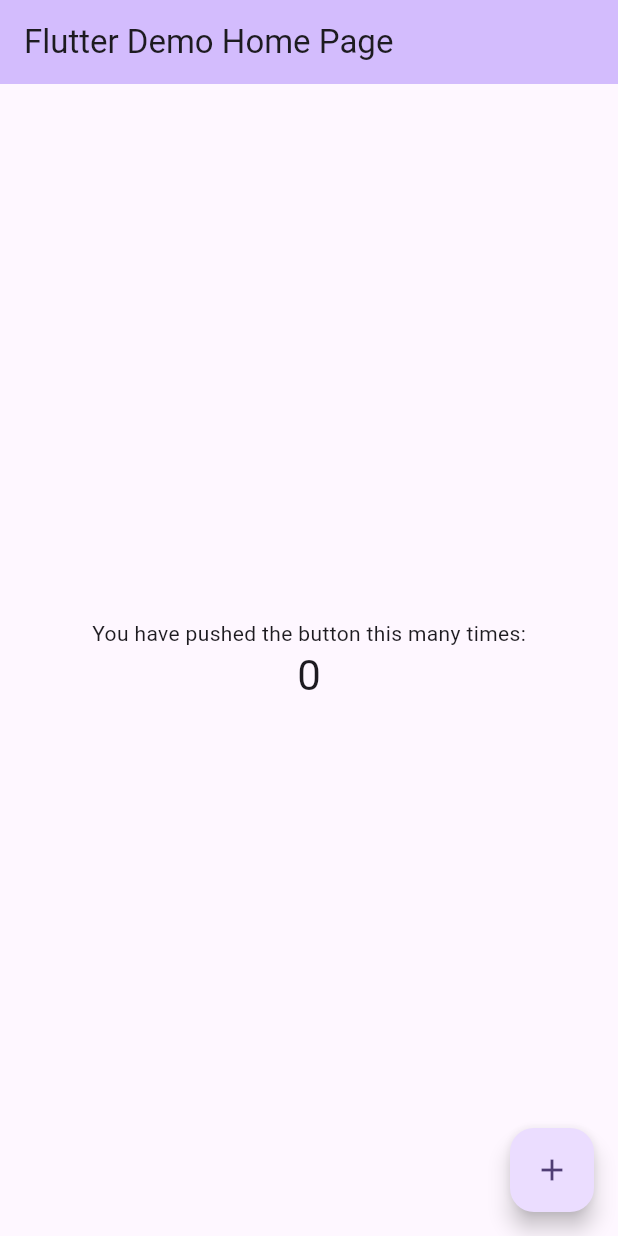
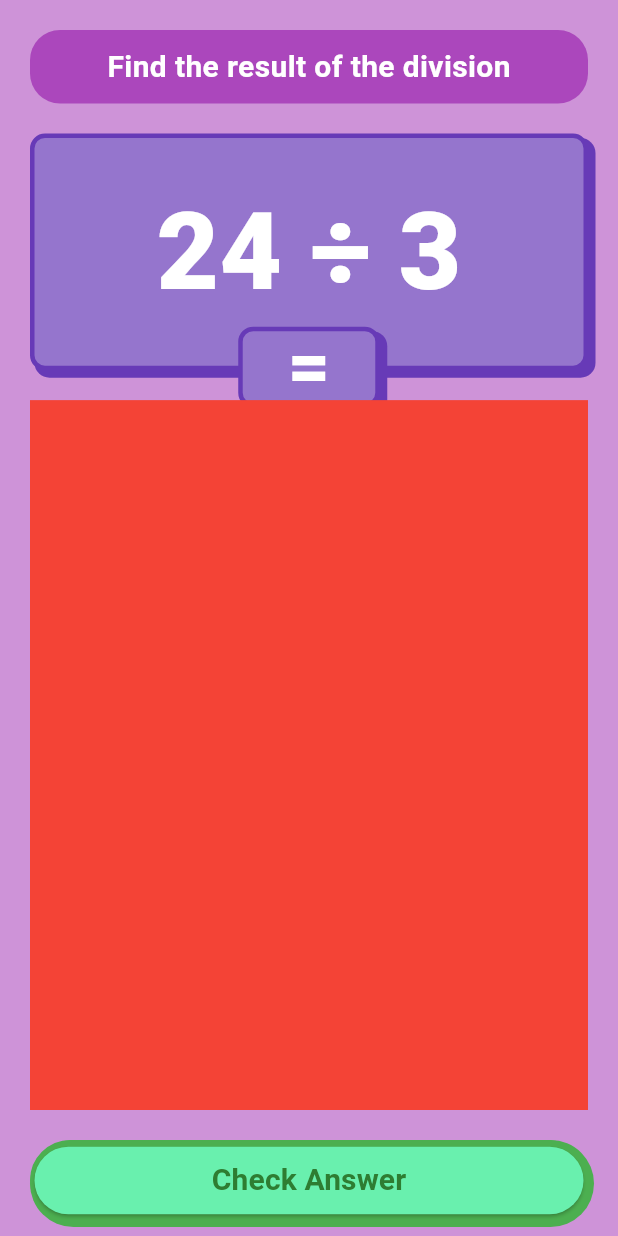
Before and after one commit to Ridhowalid01/duaempatperlapan, a Flutter app: the screen it shows after launch, on a phone screen of 412 x 824 dp. Run offline on Flutter 3.47's test engine with Material 3 defaults, Android fonts, the phone set to English and light mode, and no system bars.

Commit message:
add home screen and some widgets exclude drag and drop area

```diff
--- a/lib/main.dart
+++ b/lib/main.dart
@@ -1,122 +1,20 @@
+import 'package:duaempatperlapan/ui/pages/home_screen.dart';
 import 'package:flutter/material.dart';
 
-void main() {
+void main () {
   runApp(const MyApp());
 }
 
 class MyApp extends StatelessWidget {
   const MyApp({super.key});
 
-  // This widget is the root of your application.
   @override
   Widget build(BuildContext context) {
     return MaterialApp(
-      title: 'Flutter Demo',
-      theme: ThemeData(
-        // This is the theme of your application.
-        //
-        // TRY THIS: Try running your application with "flutter run". You'll see
-        // the application has a purple toolbar. Then, without quitting the app,
-        // try changing the seedColor in the colorScheme below to Colors.green
-        // and then invoke "hot reload" (save your changes or press the "hot
-        // reload" button in a Flutter-supported IDE, or press "r" if you used
-        // the command line to start the app).
-        //
-        // Notice that the counter didn't reset back to zero; the application
-        // state is not lost during the reload. To reset the state, use hot
-        // restart instead.
-        //
-        // This works for code too, not just values: Most code changes can be
-        // tested with just a hot reload.
-        colorScheme: ColorScheme.fromSeed(seedColor: Colors.deepPurple),
-      ),
-      home: const MyHomePage(title: 'Flutter Demo Home Page'),
+      title: '24/3=?',
+      theme: ThemeData(scaffoldBackgroundColor: Colors.purple[200]),
+      debugShowCheckedModeBanner: false,
+      home: const HomeScreen(),
     );
   }
 }
-
-class MyHomePage extends StatefulWidget {
-  const MyHomePage({super.key, required this.title});
-
-  // This widget is the home page of your application. It is stateful, meaning
-  // that it has a State object (defined below) that contains fields that affect
-  // how it looks.
-
-  // This class is the configuration for the state. It holds the values (in this
-  // case the title) provided by the parent (in this case the App widget) and
-  // used by the build method of the State. Fields in a Widget subclass are
-  // always marked "final".
-
-  final String title;
-
-  @override
-  State<MyHomePage> createState() => _MyHomePageState();
-}
-
-class _MyHomePageState extends State<MyHomePage> {
-  int _counter = 0;
-
-  void _incrementCounter() {
-    setState(() {
-      // This call to setState tells the Flutter framework that something has
-      // changed in this State, which causes it to rerun the build method below
-      // so that the display can reflect the updated values. If we changed
-      // _counter without calling setState(), then the build method would not be
-      // called again, and so nothing would appear to happen.
-      _counter++;
-    });
-  }
-
-  @override
-  Widget build(BuildContext context) {
-    // This method is rerun every time setState is called, for instance as done
-    // by the _incrementCounter method above.
-    //
-    // The Flutter framework has been optimized to make rerunning build methods
-    // fast, so that you can just rebuild anything that needs updating rather
-    // than having to individually change instances of widgets.
-    return Scaffold(
-      appBar: AppBar(
-        // TRY THIS: Try changing the color here to a specific color (to
-        // Colors.amber, perhaps?) and trigger a hot reload to see the AppBar
-        // change color while the other colors stay the same.
-        backgroundColor: Theme.of(context).colorScheme.inversePrimary,
-        // Here we take the value from the MyHomePage object that was created by
-        // the App.build method, and use it to set our appbar title.
-        title: Text(widget.title),
-      ),
-      body: Center(
-        // Center is a layout widget. It takes a single child and positions it
-        // in the middle of the parent.
-        child: Column(
-          // Column is also a layout widget. It takes a list of children and
-          // arranges them vertically. By default, it sizes itself to fit its
-          // children horizontally, and tries to be as tall as its parent.
-          //
-          // Column has various properties to control how it sizes itself and
-          // how it positions its children. Here we use mainAxisAlignment to
-          // center the children vertically; the main axis here is the vertical
-          // axis because Columns are vertical (the cross axis would be
-          // horizontal).
-          //
-          // TRY THIS: Invoke "debug painting" (choose the "Toggle Debug Paint"
-          // action in the IDE, or press "p" in the console), to see the
-          // wireframe for each widget.
-          mainAxisAlignment: MainAxisAlignment.center,
-          children: <Widget>[
-            const Text('You have pushed the button this many times:'),
-            Text(
-              '$_counter',
-              style: Theme.of(context).textTheme.headlineMedium,
-            ),
-          ],
-        ),
-      ),
-      floatingActionButton: FloatingActionButton(
-        onPressed: _incrementCounter,
-        tooltip: 'Increment',
-        child: const Icon(Icons.add),
-      ), // This trailing comma makes auto-formatting nicer for build methods.
-    );
-  }
-}
--- /dev/null
+++ b/lib/ui/pages/home_screen.dart
@@ -0,0 +1,167 @@
+import 'package:flutter/material.dart';
+
+class HomeScreen extends StatelessWidget {
+  const HomeScreen({super.key});
+
+  @override
+  Widget build(BuildContext context) {
+    return Scaffold(
+      body: SafeArea(
+        child: Padding(
+          padding: const EdgeInsets.only(
+            top: 20,
+            bottom: 10,
+            left: 20,
+            right: 20,
+          ),
+          child: Center(
+            child: Column(
+              spacing: 20,
+              mainAxisAlignment: MainAxisAlignment.spaceBetween,
+              children: [
+                Container(
+                  width: double.infinity,
+                  decoration: BoxDecoration(
+                    color: Colors.purple[400],
+                    borderRadius: BorderRadius.circular(20),
+                  ),
+                  child: const Padding(
+                    padding: EdgeInsets.all(10.0),
+                    child: Center(
+                      child: Text(
+                        "Find the result of the division",
+                        style: TextStyle(
+                          color: Colors.white,
+                          fontSize: 20,
+                          fontWeight: FontWeight.w600,
+                        ),
+                      ),
+                    ),
+                  ),
+                ),
+                Expanded(
+                  flex: 1,
+                  child: Stack(
+                    clipBehavior: Clip.none,
+                    children: [
+                      Container(
+                        width: double.maxFinite,
+                        decoration: BoxDecoration(
+                          color: Colors.deepPurple[300],
+                          borderRadius: BorderRadius.circular(10),
+                          border: Border.all(
+                            color: Colors.deepPurple,
+                            width: 3,
+                          ),
+                          boxShadow: [
+                            BoxShadow(
+                              color: Colors.deepPurple,
+                              spreadRadius: 1,
+                              blurRadius: 0,
+                              offset: const Offset(4, 4),
+                            ),
+                          ],
+                        ),
+                        child: Center(
+                          child: Text(
+                            "24 ÷ 3",
+                            style: TextStyle(
+                              color: Colors.white,
+                              fontSize: 72,
+                              fontWeight: FontWeight.w900,
+                            ),
+                          ),
+                        ),
+                      ),
+                      Positioned(
+                        bottom: -25,
+                        right: 0,
+                        left: 0,
+                        child: Align(
+                          alignment: Alignment.center,
+                          child: Container(
+                            padding: const EdgeInsets.symmetric(
+                              horizontal: 30,
+                              vertical: 0,
+                            ),
+                            decoration: BoxDecoration(
+                              color: Colors.deepPurple[300],
+                              borderRadius: BorderRadius.circular(10),
+                              border: Border.all(
+                                color: Colors.deepPurple,
+                                width: 3,
+                              ),
+                              boxShadow: [
+                                BoxShadow(
+                                  color: Colors.deepPurple,
+                                  spreadRadius: 1,
+                                  blurRadius: 0,
+                                  offset: const Offset(4, 4),
+                                ),
+                              ],
+                            ),
+                            child: const Text(
+                              "=",
+                              style: TextStyle(
+                                color: Colors.white,
+                                fontSize: 48,
+                                fontWeight: FontWeight.w900,
+                                height: 1,
+                              ),
+                            ),
+                          ),
+                        ),
+                      ),
+                    ],
+                  ),
+                ),
+                Expanded(
+                  flex: 3,
+                  child: Container(
+                    width: double.maxFinite,
+                    decoration: BoxDecoration(color: Colors.red),
+                  ),
+                ),
+                Container(
+                  width: double.maxFinite,
+                  decoration: BoxDecoration(
+                    borderRadius: BorderRadius.circular(40),
+                    border: Border.all(color: Colors.green, width: 3),
+                    boxShadow: [
+                      BoxShadow(
+                        color: Colors.green,
+                        spreadRadius: 2,
+                        blurRadius: 0,
+                        offset: const Offset(2, 2),
+                      ),
+                    ],
+                  ),
+                  child: ElevatedButton(
+                    onPressed: () {},
+                    style: ElevatedButton.styleFrom(
+                      backgroundColor: Colors.greenAccent,
+                    ),
+                    child: Padding(
+                      padding: const EdgeInsets.symmetric(
+                        horizontal: 50,
+                        vertical: 8,
+                      ),
+                      child: Text(
+                        "Check Answer",
+                        style: TextStyle(
+                          fontSize: 20,
+                          color: Colors.green[800],
+                          fontWeight: FontWeight.w600,
+                        ),
+                      ),
+                    ),
+                  ),
+                ),
+              ],
+            ),
+          ),
+        ),
+      ),
+    );
+  }
+}
```
